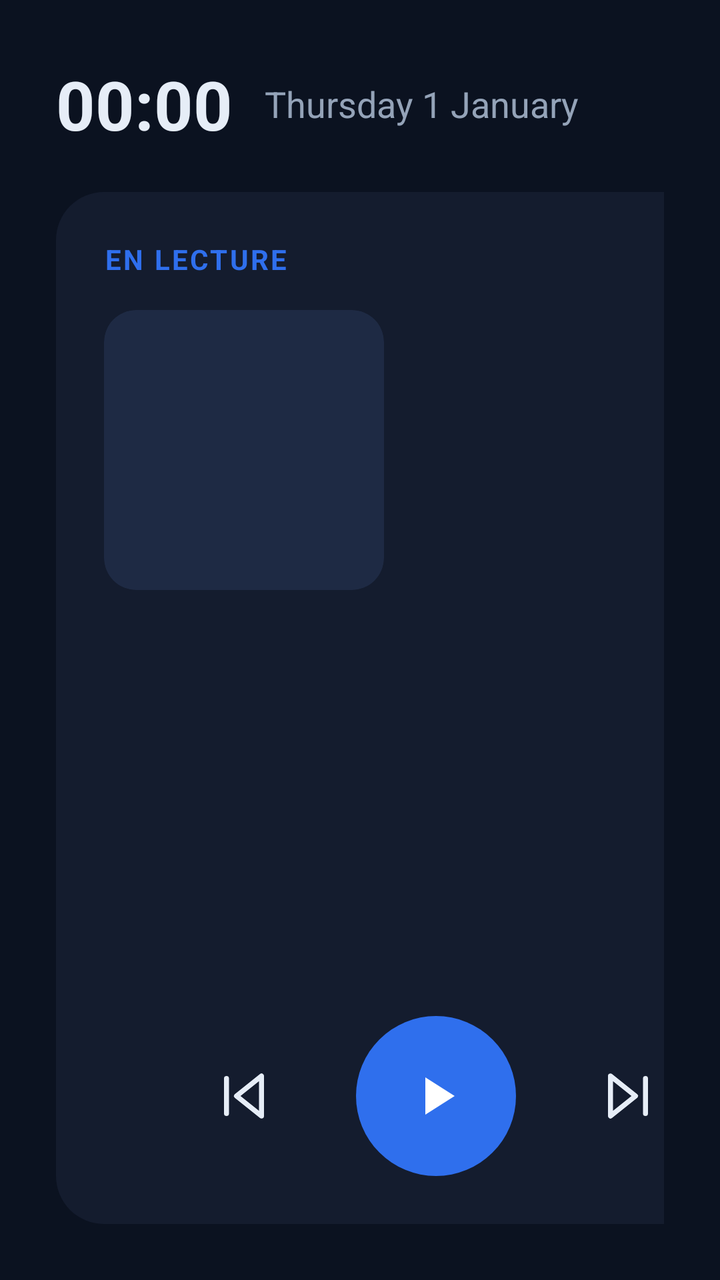
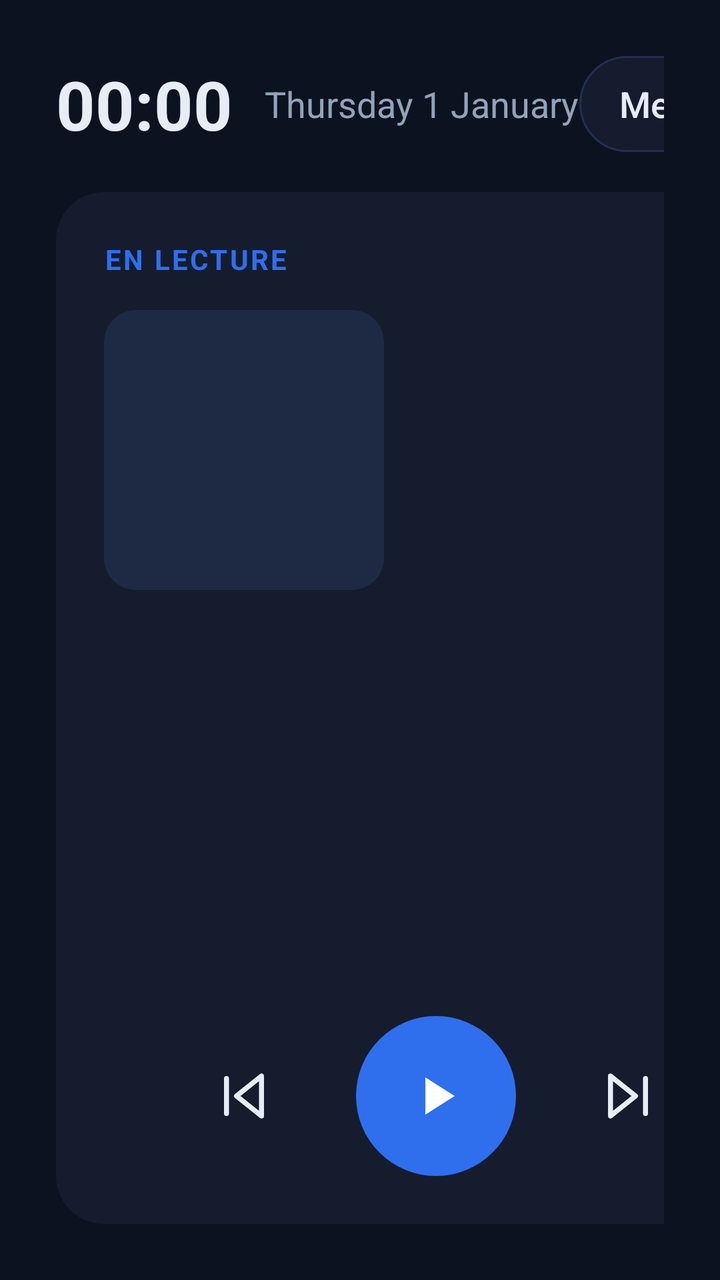

The first picture is an Android layout as it rendered before a commit; the second is the same layout after the commit. The layout source and the unified diff follow.
<!-- AndroidManifest.xml: application theme Theme.Launcher -->
<!-- res/layout/activity_main.xml -->
<?xml version="1.0" encoding="utf-8"?>
<LinearLayout xmlns:android="http://schemas.android.com/apk/res/android"
    android:layout_width="match_parent"
    android:layout_height="match_parent"
    android:orientation="vertical"
    android:padding="28dp"
    android:background="@color/bg">

    <LinearLayout
        android:layout_width="match_parent"
        android:layout_height="48dp"
        android:orientation="horizontal"
        android:gravity="center_vertical">
        <TextClock
            android:layout_width="wrap_content"
            android:layout_height="wrap_content"
            android:format24Hour="HH:mm"
            android:format12Hour="HH:mm"
            android:textSize="34sp"
            android:textStyle="bold"
            android:textColor="@color/text" />
        <TextClock
            android:layout_width="wrap_content"
            android:layout_height="wrap_content"
            android:layout_marginStart="16dp"
            android:format24Hour="EEEE d MMMM"
            android:format12Hour="EEEE d MMMM"
            android:textSize="18sp"
            android:textColor="@color/muted" />
    </LinearLayout>

    <LinearLayout
        android:layout_width="match_parent"
        android:layout_height="0dp"
        android:layout_weight="1"
        android:layout_marginTop="20dp"
        android:orientation="horizontal">

        <LinearLayout
            android:layout_width="380dp"
            android:layout_height="match_parent"
            android:orientation="vertical"
            android:padding="24dp"
            android:background="@drawable/card">
            <TextView
                android:layout_width="wrap_content"
                android:layout_height="wrap_content"
                android:text="@string/now_playing"
                android:textColor="@color/accent"
                android:textSize="14sp"
                android:textStyle="bold"
                android:letterSpacing="0.08" />
            <ImageView
                android:id="@+id/art"
                android:layout_width="140dp"
                android:layout_height="140dp"
                android:layout_marginTop="16dp"
                android:background="@drawable/art_bg"
                android:clipToOutline="true"
                android:importantForAccessibility="no" />
            <TextView
                android:id="@+id/title"
                android:layout_width="match_parent"
                android:layout_height="wrap_content"
                android:layout_marginTop="16dp"
                android:singleLine="true"
                android:ellipsize="end"
                android:textSize="24sp"
                android:textStyle="bold"
                android:textColor="@color/text" />
            <TextView
                android:id="@+id/artist"
                android:layout_width="match_parent"
                android:layout_height="wrap_content"
                android:singleLine="true"
                android:ellipsize="end"
                android:textSize="17sp"
                android:textColor="@color/muted" />
            <Button
                android:id="@+id/access"
                android:layout_width="match_parent"
                android:layout_height="wrap_content"
                android:layout_marginTop="8dp"
                android:text="@string/access"
                android:textAllCaps="false"
                android:visibility="gone" />
            <View
                android:layout_width="match_parent"
                android:layout_height="0dp"
                android:layout_weight="1" />
            <LinearLayout
                android:layout_width="match_parent"
                android:layout_height="wrap_content"
                android:orientation="horizontal"
                android:gravity="center">
                <ImageButton
                    android:id="@+id/prev"
                    android:layout_width="64dp"
                    android:layout_height="64dp"
                    android:background="?android:attr/selectableItemBackgroundBorderless"
                    android:src="@drawable/ic_prev"
                    android:contentDescription="Précédent" />
                <ImageButton
                    android:id="@+id/play"
                    android:layout_width="80dp"
                    android:layout_height="80dp"
                    android:layout_marginStart="24dp"
                    android:layout_marginEnd="24dp"
                    android:background="@drawable/circle_accent"
                    android:src="@drawable/ic_play"
                    android:contentDescription="Lecture / pause" />
                <ImageButton
                    android:id="@+id/next"
                    android:layout_width="64dp"
                    android:layout_height="64dp"
                    android:background="?android:attr/selectableItemBackgroundBorderless"
                    android:src="@drawable/ic_next"
                    android:contentDescription="Suivant" />
            </LinearLayout>
        </LinearLayout>

        <GridLayout
            android:layout_width="0dp"
            android:layout_height="match_parent"
            android:layout_weight="1"
            android:layout_marginStart="10dp"
            android:columnCount="3"
            android:rowCount="2">
            <Button android:id="@+id/tile_carplay" style="@style/TileAccent" android:text="CarPlay" android:drawableTop="@drawable/ic_carplay" />
            <Button android:id="@+id/tile_nav" style="@style/Tile" android:text="Navigation" android:drawableTop="@drawable/ic_nav" />
            <Button android:id="@+id/tile_music" style="@style/Tile" android:text="Musique" android:drawableTop="@drawable/ic_music" />
            <Button android:id="@+id/tile_phone" style="@style/Tile" android:text="Téléphone" android:drawableTop="@drawable/ic_phone" />
            <Button android:id="@+id/tile_apps" style="@style/Tile" android:text="Applis" android:drawableTop="@drawable/ic_apps" />
            <Button android:id="@+id/tile_settings" style="@style/Tile" android:text="Réglages" android:drawableTop="@drawable/ic_settings" />
        </GridLayout>
    </LinearLayout>
</LinearLayout>
<!-- resources referenced by this layout -->
<resources>
  <color name="accent">#2F6FED</color>
  <color name="bg">#0B1220</color>
  <color name="muted">#94A3B8</color>
  <color name="text">#E6EDF7</color>
  <!-- drawable art_bg (drawable) -->
  <shape xmlns:android="http://schemas.android.com/apk/res/android" android:shape="rectangle">
      <solid android:color="#1E2A44" />
      <corners android:radius="16dp" />
  </shape>
  <!-- drawable card (drawable) -->
  <shape xmlns:android="http://schemas.android.com/apk/res/android" android:shape="rectangle">
      <solid android:color="@color/card" />
      <corners android:radius="24dp" />
  </shape>
  <!-- drawable circle_accent (drawable) -->
  <shape xmlns:android="http://schemas.android.com/apk/res/android" android:shape="oval">
      <solid android:color="@color/accent" />
  </shape>
  <!-- drawable ic_apps (drawable) -->
  <vector xmlns:android="http://schemas.android.com/apk/res/android" android:width="44dp" android:height="44dp" android:viewportWidth="24" android:viewportHeight="24">
      <path android:pathData="M4,4h6v6h-6zM14,4h6v6h-6zM4,14h6v6h-6zM14,14h6v6h-6z" android:fillColor="#00000000" android:strokeColor="@color/accent" android:strokeWidth="1.8" android:strokeLineJoin="round" />
  </vector>
  <!-- drawable ic_next (drawable) -->
  <vector xmlns:android="http://schemas.android.com/apk/res/android" android:width="30dp" android:height="30dp" android:viewportWidth="24" android:viewportHeight="24">
      <path android:pathData="M5,4l10,8l-10,8zM19,5v14" android:fillColor="#00000000" android:strokeColor="@color/text" android:strokeWidth="2" android:strokeLineCap="round" android:strokeLineJoin="round" />
  </vector>
  <!-- drawable ic_play (drawable) -->
  <vector xmlns:android="http://schemas.android.com/apk/res/android" android:width="32dp" android:height="32dp" android:viewportWidth="24" android:viewportHeight="24">
      <path android:pathData="M8,5v14l11,-7z" android:fillColor="#FFFFFF" />
  </vector>
  <!-- drawable ic_prev (drawable) -->
  <vector xmlns:android="http://schemas.android.com/apk/res/android" android:width="30dp" android:height="30dp" android:viewportWidth="24" android:viewportHeight="24">
      <path android:pathData="M19,20L9,12l10,-8zM5,19V5" android:fillColor="#00000000" android:strokeColor="@color/text" android:strokeWidth="2" android:strokeLineCap="round" android:strokeLineJoin="round" />
  </vector>
  <!-- drawable ic_settings (drawable) -->
  <vector xmlns:android="http://schemas.android.com/apk/res/android" android:width="44dp" android:height="44dp" android:viewportWidth="24" android:viewportHeight="24">
      <path android:pathData="M4,6h16M4,12h16M4,18h16M14,4v4M8,10v4M16,16v4" android:fillColor="#00000000" android:strokeColor="@color/accent" android:strokeWidth="1.8" android:strokeLineCap="round" />
  </vector>
  <string name="access">Autoriser l\'affichage de la musique</string>
  <string name="now_playing">EN LECTURE</string>
  <style name="TileAccent" parent="Tile">
          <item name="android:background">@drawable/tile_accent</item>
          <item name="android:textColor">#FFFFFF</item>
      </style>
  <style name="Theme.Launcher" parent="@android:style/Theme.Material.NoActionBar.Fullscreen">
          <item name="android:windowBackground">@color/bg</item>
          <item name="android:colorAccent">@color/accent</item>
      </style>
  <color name="card">#141C2E</color>
  <!-- drawable tile (drawable) -->
  <shape xmlns:android="http://schemas.android.com/apk/res/android" android:shape="rectangle">
      <solid android:color="@color/card" />
      <stroke android:width="1dp" android:color="#22304D" />
      <corners android:radius="24dp" />
  </shape>
  <!-- drawable tile_accent (drawable) -->
  <shape xmlns:android="http://schemas.android.com/apk/res/android" android:shape="rectangle">
      <solid android:color="@color/accent" />
      <corners android:radius="24dp" />
  </shape>
  <!-- unchanged entries left out for length: 5 -->
</resources>

<!-- the commit's change to res/layout/activity_main.xml (unified diff, before → after) -->
@@ -27,6 +27,22 @@
             android:format12Hour="EEEE d MMMM"
             android:textSize="18sp"
             android:textColor="@color/muted" />
+        <View
+            android:layout_width="0dp"
+            android:layout_height="0dp"
+            android:layout_weight="1" />
+        <Button
+            android:id="@+id/update"
+            android:layout_width="wrap_content"
+            android:layout_height="match_parent"
+            android:background="@drawable/tile"
+            android:paddingStart="20dp"
+            android:paddingEnd="20dp"
+            android:text="Mettre à jour"
+            android:textAllCaps="false"
+            android:textColor="@color/text"
+            android:textSize="18sp"
+            android:stateListAnimator="@null" />
     </LinearLayout>
 
     <LinearLayout
